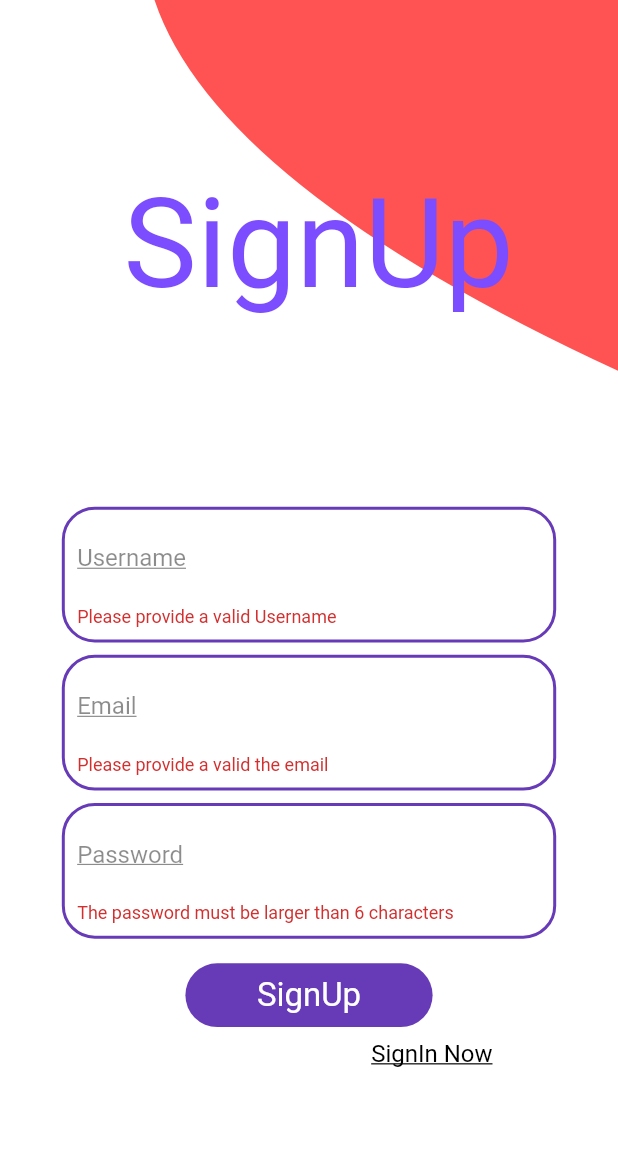
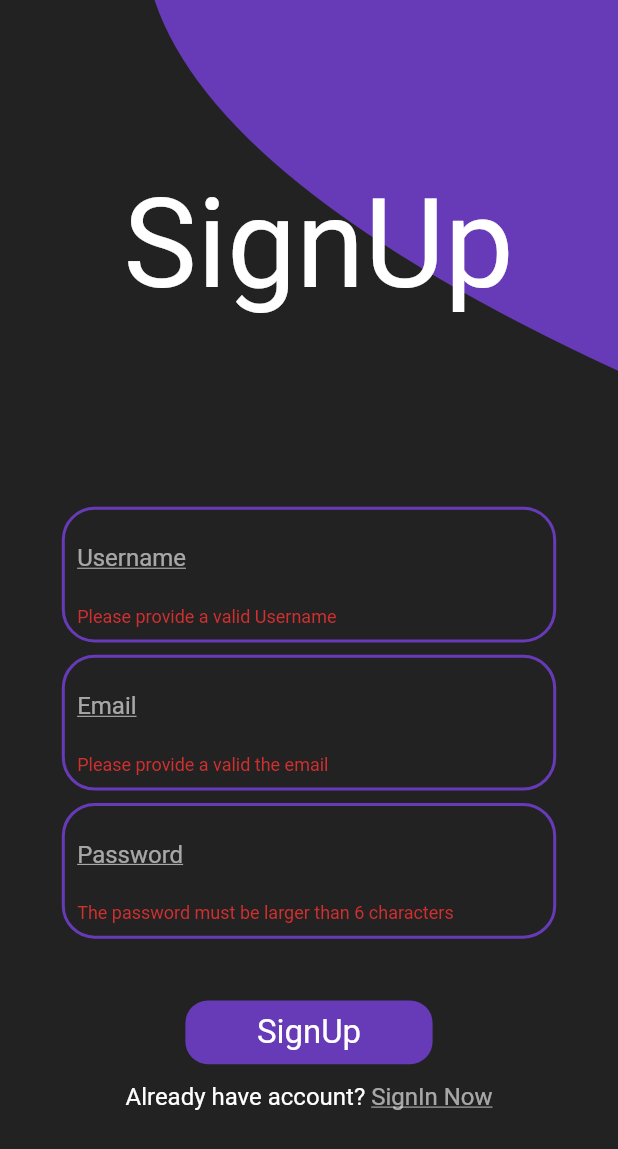
Before and after one commit to MeDoGaD/ChatApp, a Flutter app: the ChatRoomsScreen screen opened directly, after a tap on the "exit to app" icon, after a tap on "Create Account", after a tap on "SignUp", on a phone screen of 412 x 824 dp. Shown: the top 1149 px of the screen. Run offline on Flutter 3.47's test engine with Material 2 defaults, Android fonts, the phone set to English and light mode, and no system bars; our stand-ins replace cloud_firestore, firebase_auth, firebase_core, firebase_messaging, firebase_storage, image_picker and 2 more; accounts and stored records are empty; network calls fail.

Commit message:
some bugs handeled

```diff
--- a/lib/Draw/drawer.dart
+++ b/lib/Draw/drawer.dart
@@ -7,7 +7,7 @@ class drawer extends CustomPainter {
     var paint = Paint();
 
     paint.style = PaintingStyle.fill;
-    paint.color=Colors.redAccent;
+    paint.color=Colors.deepPurple;
     var path = new Path();
 
     path.lineTo(size.width/4, 0);
--- a/lib/Widgets/widget.dart
+++ b/lib/Widgets/widget.dart
@@ -4,13 +4,13 @@ InputDecoration textfield(String hint)
 {
   return InputDecoration(
       hintText: hint,
-      hintStyle: TextStyle(color: Colors.black45),border: InputBorder.none
+      hintStyle: TextStyle(color: Colors.white60),border: InputBorder.none
       );
 
 }
 
 TextStyle simpleTextFieldStyle(){
-  return TextStyle(color: Colors.black,fontSize:16,decoration: TextDecoration.underline );
+  return TextStyle(color: Colors.white,fontSize:16,decoration: TextDecoration.underline );
 }
 
 TextStyle mediumTextStyle(){
--- a/lib/helper/constants.dart
+++ b/lib/helper/constants.dart
@@ -1,4 +1,8 @@
+import 'dart:collection';
+import 'dart:typed_data';
+
 class Constants
 {
   static String myname="";
+ static Map<String, Uint8List>downloadedImages={};
 }
--- a/lib/pages/chat_room.dart
+++ b/lib/pages/chat_room.dart
@@ -1,9 +1,11 @@
 import 'package:mychat/helper/constants.dart';
+import 'package:mychat/pages/UploadPhoto.dart';
 import 'package:mychat/pages/search.dart';
 import 'package:flutter/material.dart';
 import 'package:mychat/services/auth.dart';
 import 'package:mychat/helper/helperfunctions.dart';
 import 'package:mychat/services/database.dart';
+import '../Modal/ImageItem.dart';
 import 'login.dart';
 import 'package:mychat/pages/conversation.dart';
 import 'package:cloud_firestore/cloud_firestore.dart';
@@ -18,26 +20,12 @@ class ChatRoomsScreen extends StatefulWidget {
 class _ChatRoomsScreenState extends State<ChatRoomsScreen> {
   AuthMethods authMethods = new AuthMethods();
   DataBaseMethods dataBaseMethods = new DataBaseMethods();
-  Stream? chatsStream;
+  FirebaseMessaging messaging = FirebaseMessaging.instance;  Stream? chatsStream;
   FirebaseMessaging _firebaseMessaging = FirebaseMessaging.instance;
 
 
   @override
   void initState() {
-    // _firebaseMessaging.configure(
-    //   onMessage: (Map<String, dynamic> message) async {
-    //     print("onMessage: $message");
-    //     showMessage("Notification", "$message");
-    //   },
-    //   onLaunch: (Map<String, dynamic> message) async {
-    //     print("onLaunch: $message");
-    //     showMessage("Notification", "$message");
-    //   },
-    //   onResume: (Map<String, dynamic> message) async {
-    //     print("onResume: $message");
-    //     showMessage("Notification", "$message");
-    //   },
-    // );
     getUserInfo();
     super.initState();
 
@@ -87,6 +75,10 @@ class _ChatRoomsScreenState extends State<ChatRoomsScreen> {
         chatsStream = value;
       });
     });
+    try {
+      String? fcmToken = await messaging.getToken();
+      dataBaseMethods.updateUserToken(fcmToken as String,Constants.myname);
+    }catch(ex){}
     setState(() {});
   }
 
@@ -94,9 +86,19 @@ class _ChatRoomsScreenState extends State<ChatRoomsScreen> {
   Widget build(BuildContext context) {
     return Scaffold(backgroundColor: Colors.black,
       appBar: AppBar(
-        backgroundColor: Colors.deepPurpleAccent,
+        backgroundColor: Colors.deepPurple,
         title: Text('Your Chats'),
         actions: [
+          GestureDetector(
+            onTap: () {
+              Navigator.push(context,
+                  MaterialPageRoute(builder: (context) => UploadPhoto()));
+            },
+            child: Padding(
+              padding: EdgeInsets.symmetric(horizontal: 16),
+              child: Icon(Icons.info),
+            ),
+          ),
           GestureDetector(
             onTap: () {
               authMethods.signOut();
@@ -108,10 +110,11 @@ class _ChatRoomsScreenState extends State<ChatRoomsScreen> {
               child: Icon(Icons.exit_to_app),
             ),
           ),
+
         ],
       ),
       body:ChatRoomList() ,
-      floatingActionButton: FloatingActionButton(
+      floatingActionButton: FloatingActionButton(backgroundColor: Colors.deepPurple,
           child: Icon(Icons.search),
           onPressed: () {
             Navigator.push(
@@ -132,26 +135,22 @@ class ChatTile extends StatelessWidget {
     return GestureDetector(onTap: (){
       Navigator.push(context, MaterialPageRoute(builder: (context)=>Conversation_Screen(ChatRoomid,USername)));
     },
-      child: Container(color: Colors.white30,padding: EdgeInsets.symmetric(horizontal:24,vertical: 16 ),
+      child: Container(color: Colors.white12,padding: EdgeInsets.symmetric(horizontal:24,vertical: 16 ),
         child: Row(
           children: [
             Container(
-              height: 40,
-              width: 40,
-              alignment: Alignment.center,
-              decoration: BoxDecoration(
-                  color: Colors.blue, borderRadius: BorderRadius.circular(40)),
-              child: Text(
-                USername.substring(0, 1).toUpperCase(),
-                style: TextStyle(color: Colors.white, fontSize: 16),
-              ),
-            ),
+              height: 45,
+              width: 45,
+              child: ClipRRect(
+                child: ImageItem(USername,45),
+                borderRadius: BorderRadius.circular(60.0),
+              ),),
             SizedBox(
-              width: 8,
+              width: 10,
             ),
             Text(
               USername,
-              style: TextStyle(color: Colors.white, fontSize: 17),
+              style: TextStyle(color: Colors.white, fontSize: 19),
             ),
           ],
         ),
--- a/lib/pages/login.dart
+++ b/lib/pages/login.dart
@@ -76,7 +76,7 @@ class _loginState extends State<Login> {
     double scwidth = MediaQuery.of(context).size.width;
 
     return Scaffold(
-      backgroundColor: Colors.white,
+      backgroundColor: Colors.black87,
       body: Container(
         child: Column(
           children: [
@@ -102,7 +102,7 @@ class _loginState extends State<Login> {
                           child: Text(
                             "Login",
                             style: TextStyle(
-                                color: Colors.deepPurpleAccent,
+                                color: Colors.white,
                                 fontSize: scwidth * 0.2),
                           ),
                         ),
@@ -145,40 +145,40 @@ class _loginState extends State<Login> {
                         obscureText: true,
                         decoration: textfield("Password")))),
             SizedBox(
-              height: scheight * 0.01,
+              height: scheight * 0.06,
             ),
-            Container(
-              alignment: Alignment.centerRight,
-              child: Container(
-                padding: EdgeInsets.symmetric(horizontal: 16, vertical: 8),
-                child: Text(
-                  "Forget Password?",
-                  style: simpleTextFieldStyle(),
-                ),
-              ),
-            ),
-            SizedBox(
-              height: scheight * 0.01,
-            ),
+            // Container(
+            //   alignment: Alignment.centerRight,
+            //   child: Container(
+            //     padding: EdgeInsets.symmetric(horizontal: 16, vertical: 8),
+            //     child: Text(
+            //       "Forget Password?",
+            //       style: simpleTextFieldStyle(),
+            //     ),
+            //   ),
+            // ),
+            // SizedBox(
+            //   height: scheight * 0.01,
+            // ),
             GestureDetector(onTap: (){
               signIn();
             },
               child: Container(width: scwidth * 0.4,
                 decoration: BoxDecoration(color: Colors.deepPurple,
-                    borderRadius: BorderRadius.circular(22)),
+                    borderRadius: BorderRadius.circular(15)),
                   child: Padding(
                     padding:  EdgeInsets.all(scwidth*0.02),
                     child: Center(child: Text('Login',style: TextStyle(color: Colors.white,fontSize:22 ),)),
                   ),
                 ),
             ),
-            SizedBox(height: scheight*0.01,),
+            SizedBox(height: scheight*0.02,),
             GestureDetector(onTap: (){
             Navigator.of(context).pushReplacement(MaterialPageRoute(builder: (context)=>Signup()));
             },
               child: Container(width: scwidth * 0.6,
                 decoration: BoxDecoration(color: Colors.deepPurple,
-                    borderRadius: BorderRadius.circular(22)),
+                    borderRadius: BorderRadius.circular(15)),
                 child: Padding(
                   padding:  EdgeInsets.all(scwidth*0.02),
                   child: Center(child: Text('Create Account',style: TextStyle(color: Colors.white,fontSize:22 ),)),
--- a/lib/pages/signup.dart
+++ b/lib/pages/signup.dart
@@ -26,11 +26,13 @@ class _SignupState extends State<Signup> {
   TextEditingController _password = new TextEditingController();
   TextEditingController _email = new TextEditingController();
 FirebaseMessaging firebaseMessaging= FirebaseMessaging.instance;
-  signMeUp(){
+  signMeUp() async {
     if(formkey.currentState!.validate()) {
 
           setState(() {isloading=true;});
-
+          await dataBaseMethods.CheckUsername(_username.text).then((value) =>{
+            if(value==true)
+              {
               authMethods.signUpwithEmailAndPassword(_email.text, _password.text).then((value)async {
             String? fcmtoken =await firebaseMessaging.getToken();
             if(AuthMethods.found==true) {
@@ -64,7 +66,29 @@ FirebaseMessaging firebaseMessaging= FirebaseMessaging.instance;
                       ],);
                   });
               setState(() {isloading=false;});
-              }});
+            }}),
+              }
+            else
+              {
+              showDialog(context: context,
+              builder: (BuildContext context) {
+                return AlertDialog(title: Text('Registered failed :( ',
+                  style: TextStyle(color: Colors.deepPurple),),
+                  content: Text('The username isn'+"'"+'t available'),
+                  actions: <Widget>[
+                    FlatButton(child: Text('Ok',
+                      style: TextStyle(
+                          color: Colors.deepPurple),),
+                        onPressed: () {
+                          HapticFeedback.vibrate();
+                          Navigator.of(context).pop();
+                        }),
+                  ],);
+              }),
+          setState(() {isloading=false;})
+    }
+          });
+
       }
   }
   @override
@@ -72,7 +96,7 @@ FirebaseMessaging firebaseMessaging= FirebaseMessaging.instance;
     double scheight = MediaQuery.of(context).size.height;
     double scwidth = MediaQuery.of(context).size.width;
     return Scaffold(
-      backgroundColor: Colors.white,
+      backgroundColor: Colors.black87,
       body:isloading?Container(child:Center(child: CircularProgressIndicator()) ,): Center(
         child:   Column(children: [
             Container(
@@ -97,7 +121,7 @@ FirebaseMessaging firebaseMessaging= FirebaseMessaging.instance;
                           child: Text(
                             "SignUp",
                             style: TextStyle(
-                                color: Colors.deepPurpleAccent,
+                                color: Colors.white,
                                 fontSize: scwidth * 0.2),
                           ),
                         ),
@@ -153,26 +177,26 @@ FirebaseMessaging firebaseMessaging= FirebaseMessaging.instance;
                     decoration:textfield("Password")))),
               ],
             ),),
-            SizedBox(height: scheight*0.02,),
+            SizedBox(height: scheight*0.05,),
               GestureDetector(onTap: (){
                 signMeUp();
               },
                 child: Container(width: scwidth * 0.4,
                   decoration: BoxDecoration(color: Colors.deepPurple,
-                      borderRadius: BorderRadius.circular(22)),
+                      borderRadius: BorderRadius.circular(15)),
                   child: Padding(
                     padding:  EdgeInsets.all(scwidth*0.02),
                     child: Center(child: Text('SignUp',style: TextStyle(color: Colors.white,fontSize:22 ),)),
                   ),
                 ),
               ),
-            SizedBox(height:scheight*0.01,),
+            SizedBox(height:scheight*0.015,),
             GestureDetector(onTap: (){
               Navigator.of(context).pushReplacement(MaterialPageRoute(builder: (context)=>Login()));
             },
               child: Row(mainAxisAlignment: MainAxisAlignment.center,children: [
                 Text("Already have account? ",style: mediumTextStyle(),),
-                Text("SignIn Now",style: TextStyle(color: Colors.black,fontSize:16,decoration:TextDecoration.underline ),),
+                Text("SignIn Now",style: TextStyle(color: Colors.white60,fontSize:16,decoration:TextDecoration.underline ),),
               ],),
             )
           ],),),
--- a/lib/services/database.dart
+++ b/lib/services/database.dart
@@ -1,6 +1,24 @@
+
+
 import 'package:cloud_firestore/cloud_firestore.dart';
+import 'package:firebase_storage/firebase_storage.dart';
+import 'package:flutter/cupertino.dart';
+import 'package:mychat/helper/constants.dart';
 
 class DataBaseMethods {
+
+ Future CheckUsername(String username)async{
+    bool valid=true;
+    await FirebaseFirestore.instance.collection("Users").get().then((value){
+      value.docs.forEach((element) {
+        if(element.id==username)
+          {
+            valid=false;
+          }
+      });
+    });
+    return valid;
+  }
    UsernameFound(String username)async{
      return await FirebaseFirestore.instance.collection("Users").where("name",isEqualTo:username).get();
   }
@@ -80,4 +98,9 @@ class DataBaseMethods {
         .where("Users", arrayContains: username)
         .snapshots();
   }
+   updateUserToken(String token, String username) async {
+      await FirebaseFirestore.instance
+         .collection("Users").doc(username).update({"fcmToken": token});
+   }
+
 }
--- a/pubspec.yaml
+++ b/pubspec.yaml
@@ -35,6 +35,9 @@ dependencies:
   firebase_messaging: ^11.2.8
   firebase_core: ^1.4.0
   flutter_local_notifications: ^9.4.0
+  permission_handler: ^8.1.4+2
+  firebase_storage: ^10.0.1
+  image_picker:
 
   # The following adds the Cupertino Icons font to your application.
   # Use with the CupertinoIcons class for iOS style icons.
```
Also changed, not shown: lib/Modal/ImageItem.dart (added, +58 -0 lines), lib/pages/UploadPhoto.dart (added, +116 -0 lines), lib/pages/conversation.dart (+31 -56 lines), assets/icon.png (added), assets/pp.jpg (added), pubspec.lock, 7 other files. Lines whose indentation alone changed are shown as unchanged.
